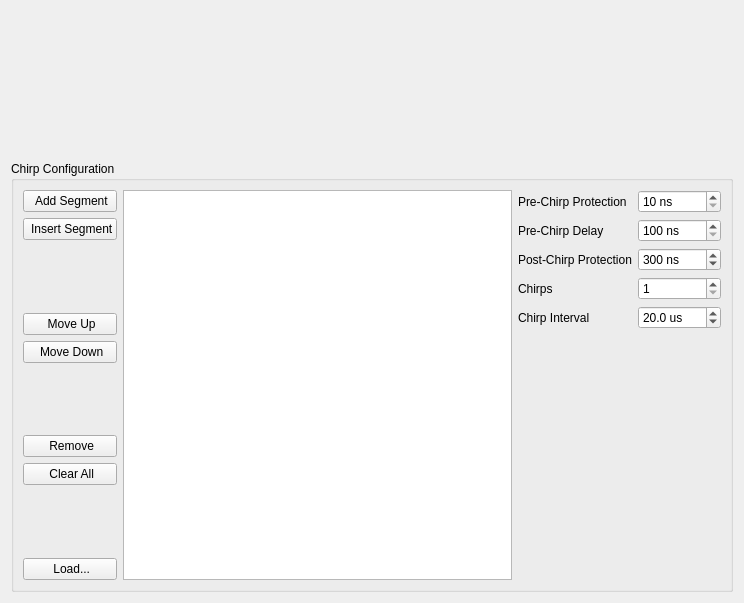
First picture: the form in chirpconfigwidget.ui, repository kncrabtree/blackchirp, before the edit.
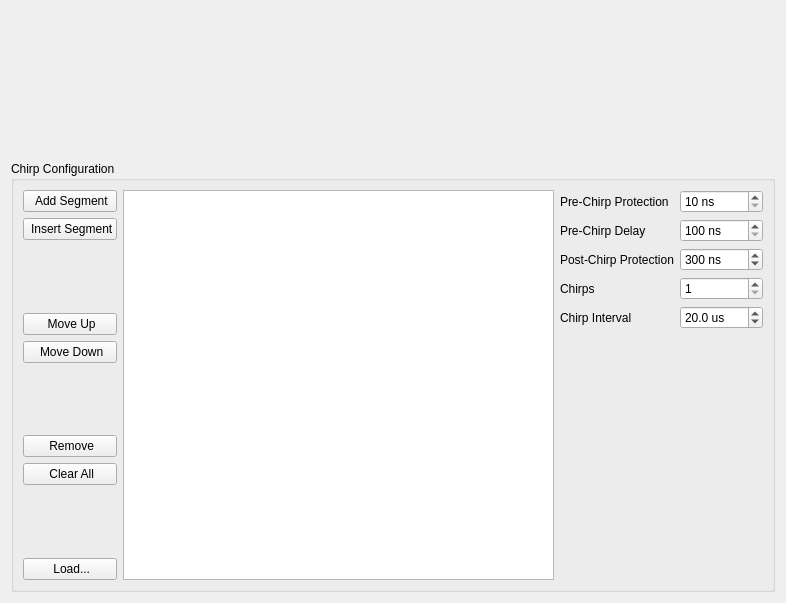
Second picture: the form after the edit. Icons and pictures are not drawn. Custom widgets are drawn as their Qt base class.

Commit message: Allow longer pre-chirp protection

Patch:
```diff
--- a/chirpconfigwidget.ui
+++ b/chirpconfigwidget.ui
@@ -6,7 +6,7 @@
    <rect>
     <x>0</x>
     <y>0</y>
-    <width>744</width>
+    <width>786</width>
     <height>603</height>
    </rect>
   </property>
@@ -254,7 +254,7 @@
            <number>100</number>
           </property>
           <property name="maximum">
-           <number>100000</number>
+           <number>1000000</number>
           </property>
           <property name="singleStep">
            <number>10</number>
@@ -338,7 +338,7 @@
            <number>10</number>
           </property>
           <property name="maximum">
-           <number>500</number>
+           <number>1000000</number>
           </property>
           <property name="singleStep">
            <number>10</number>
```
